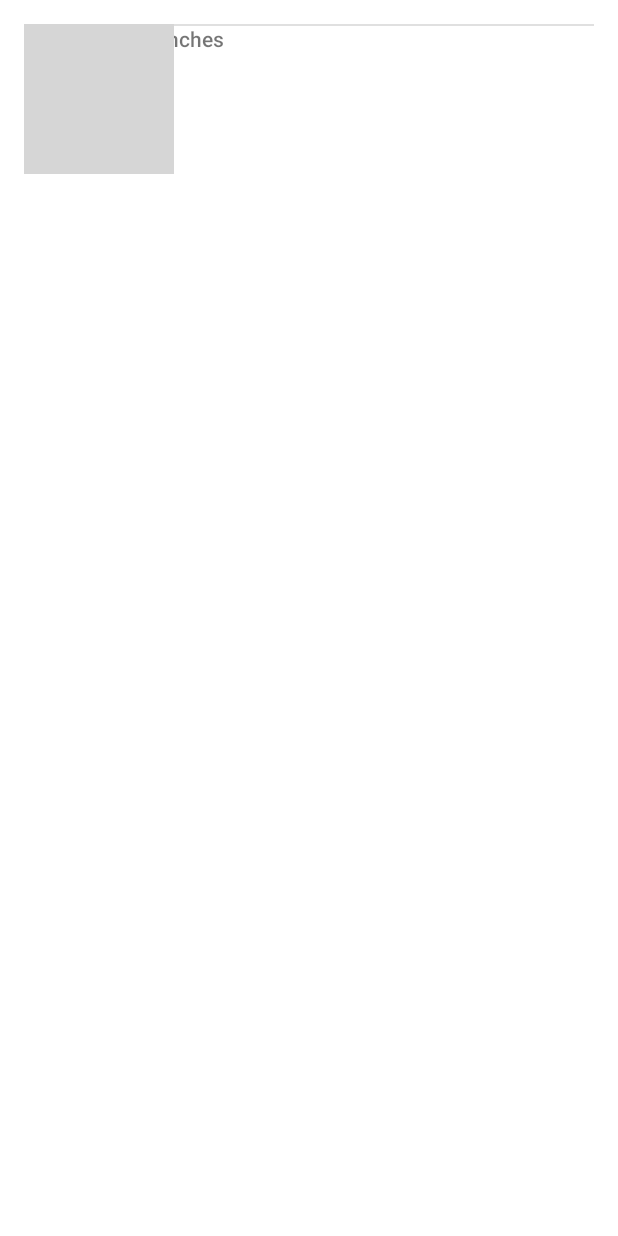
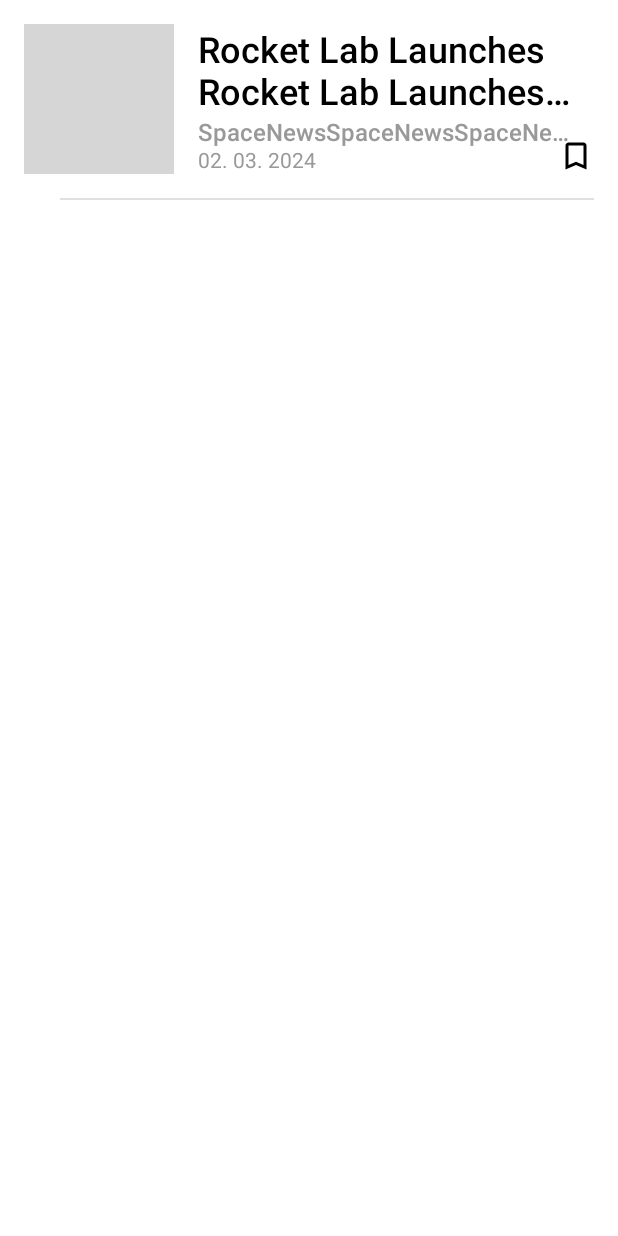
Before and after one commit to MaderaJan/space_lecture, an Android app: the layout item_space_list.xml on its own in the app's theme, with its tools: preview values and no code run, on a phone screen of 412 x 824 dp. Run offline under Robolectric (Android 15) with nearby library versions, the phone set to English and light mode, and no system bars; grey boxes are pictures that could not be loaded.

Commit message:
2. Lecture - End

```diff
--- a/app/src/main/java/com/maderajan/spacelecture/MainActivity.kt
+++ b/app/src/main/java/com/maderajan/spacelecture/MainActivity.kt
@@ -7,14 +7,12 @@
 
 class MainActivity : AppCompatActivity() {
 
-    // TODO 1. Activity Binding
     private val binding: ActivityMainBinding by lazy {
         ActivityMainBinding.inflate(layoutInflater)
     }
 
     override fun onCreate(savedInstanceState: Bundle?) {
         super.onCreate(savedInstanceState)
-        // TODO 2. Activity Set Layout
         setContentView(binding.root)
 
         AppCompatDelegate.setDefaultNightMode(AppCompatDelegate.MODE_NIGHT_NO)
--- a/app/src/main/res/layout/activity_main.xml
+++ b/app/src/main/res/layout/activity_main.xml
@@ -4,9 +4,6 @@
     android:layout_width="match_parent"
     android:layout_height="match_parent">
 
-    <!-- // TODO 3. Activity Layout -->
-
-    <!-- // TODO 4. Fragment Container -->
     <androidx.fragment.app.FragmentContainerView
         android:id="@+id/nav_host_fragment"
         android:name="androidx.navigation.fragment.NavHostFragment"
@@ -19,7 +16,6 @@
         app:layout_constraintTop_toTopOf="parent"
         app:navGraph="@navigation/nav_graph" />
 
-    <!-- // TODO 5. Bottom Navigation -->
     <com.google.android.material.bottomnavigation.BottomNavigationView
         android:id="@+id/bottom_navigation"
         android:layout_width="0dp"
--- /dev/null
+++ b/app/src/main/res/layout/fragment_space_list.xml
@@ -0,0 +1,6 @@
+<?xml version="1.0" encoding="utf-8"?>
+<androidx.constraintlayout.widget.ConstraintLayout xmlns:android="http://schemas.android.com/apk/res/android"
+    android:layout_width="match_parent"
+    android:layout_height="match_parent">
+
+</androidx.constraintlayout.widget.ConstraintLayout>
--- a/app/src/main/res/layout/item_space_list.xml
+++ b/app/src/main/res/layout/item_space_list.xml
@@ -1,4 +1,6 @@
+<?xml version="1.0" encoding="utf-8"?>
 <androidx.constraintlayout.widget.ConstraintLayout xmlns:android="http://schemas.android.com/apk/res/android"
+    xmlns:app="http://schemas.android.com/apk/res-auto"
     xmlns:tools="http://schemas.android.com/tools"
     android:layout_width="match_parent"
     android:layout_height="wrap_content"
@@ -6,35 +8,53 @@
     android:paddingTop="16dp"
     android:paddingEnd="16dp">
 
-    <!-- // TODO 10. (S) Create layout here ⬇️ -->
-
     <ImageView
         android:id="@+id/image_view"
         android:layout_width="100dp"
         android:layout_height="100dp"
         android:importantForAccessibility="no"
+        app:layout_constraintStart_toStartOf="parent"
+        app:layout_constraintTop_toTopOf="parent"
         tools:src="@tools:sample/avatars" />
 
     <TextView
         android:id="@+id/title_text_view"
         android:layout_width="0dp"
         android:layout_height="wrap_content"
+        android:layout_marginHorizontal="16dp"
+        android:ellipsize="end"
         android:fontFamily="sans-serif-medium"
-        tools:text="Rocket Lab Launches" />
+        android:maxLines="2"
+        android:textColor="@color/black"
+        android:textSize="24sp"
+        app:layout_constraintEnd_toEndOf="parent"
+        app:layout_constraintStart_toEndOf="@id/image_view"
+        app:layout_constraintTop_toTopOf="parent"
+        tools:text="Rocket Lab Launches Rocket Lab Launches Rocket Lab Launches Rocket Lab Launches" />
 
     <TextView
         android:id="@+id/news_site_text_view"
         android:layout_width="0dp"
         android:layout_height="wrap_content"
+        android:ellipsize="end"
         android:fontFamily="sans-serif-medium"
+        android:maxLines="1"
         android:textColor="@color/gray"
         android:textSize="16sp"
-        tools:text="SpaceNews" />
+        app:layout_constraintEnd_toEndOf="@id/title_text_view"
+        app:layout_constraintStart_toStartOf="@id/title_text_view"
+        app:layout_constraintTop_toBottomOf="@id/title_text_view"
+        tools:text="SpaceNewsSpaceNewsSpaceNewsSpaceNewsSpaceNewsSpaceNewsSpaceNewsSpaceNewsSpaceNewsSpaceNewsSpaceNewsSpaceNewsSpaceNews" />
 
     <TextView
         android:id="@+id/date_text_view"
         android:layout_width="0dp"
         android:layout_height="wrap_content"
+        android:maxLines="1"
+        android:textColor="@color/gray"
+        app:layout_constraintBottom_toBottomOf="@id/image_view"
+        app:layout_constraintEnd_toStartOf="@id/book_mark_image_view"
+        app:layout_constraintStart_toStartOf="@id/title_text_view"
         tools:text="02. 03. 2024" />
 
     <ImageButton
@@ -44,11 +64,16 @@
         android:layout_height="wrap_content"
         android:background="@null"
         android:contentDescription="@string/book_mark"
+        app:layout_constraintBottom_toBottomOf="@id/image_view"
+        app:layout_constraintEnd_toEndOf="parent"
         tools:src="@drawable/ic_bookmark" />
 
     <com.google.android.material.divider.MaterialDivider
         android:id="@+id/divider"
         android:layout_width="match_parent"
-        android:layout_height="wrap_content" />
+        android:layout_height="wrap_content"
+        android:layout_marginStart="24dp"
+        android:layout_marginTop="16dp"
+        app:layout_constraintTop_toBottomOf="@id/image_view" />
 
 </androidx.constraintlayout.widget.ConstraintLayout>
```
Also changed, not shown: app/src/main/java/com/maderajan/spacelecture/ui/SpaceListFragment.kt (+14 -5 lines), app/src/main/res/navigation/nav_graph.xml (+8 -2 lines).
